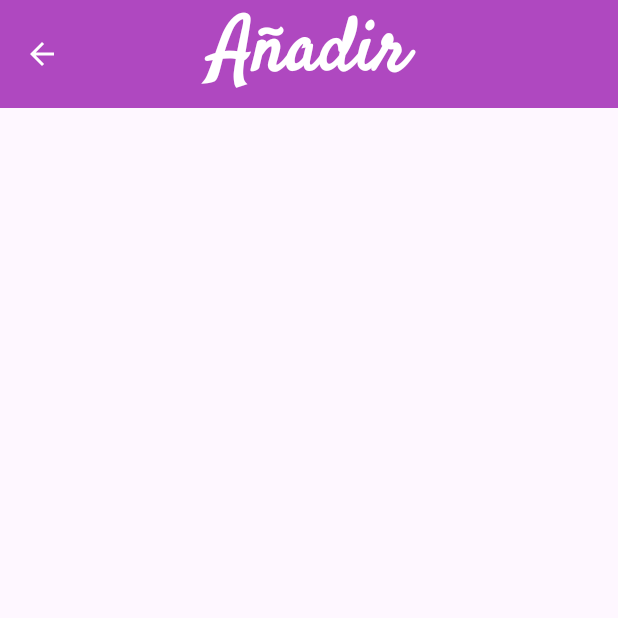
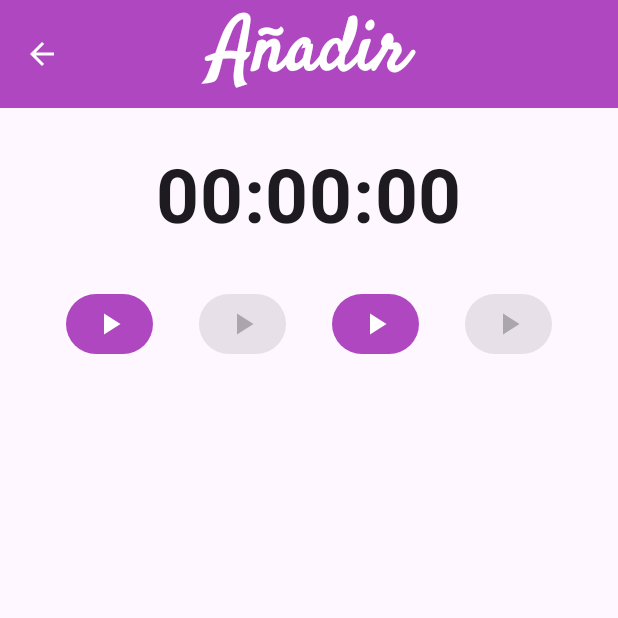
Before and after one commit to SoniaLasen/Tempo, an Android app built with Jetpack Compose: the AddView screen opened through its navigation route, on a phone screen of 412 x 824 dp, the top half of it. Run offline under Robolectric (Android 15) with nearby library versions, the phone set to English and light mode, and no system bars; our stand-ins replace Dagger/Hilt's generated code.

```diff
--- a/app/src/main/java/com/example/tempo/MainActivity.kt
+++ b/app/src/main/java/com/example/tempo/MainActivity.kt
@@ -3,16 +3,19 @@ package com.example.tempo
 import android.os.Bundle
 import androidx.activity.ComponentActivity
 import androidx.activity.compose.setContent
+import androidx.activity.viewModels
 import androidx.compose.foundation.layout.fillMaxSize
 import androidx.compose.material3.MaterialTheme
 import androidx.compose.material3.Surface
 import androidx.compose.ui.Modifier
 import com.example.tempo.navigation.NavManager
 import com.example.tempo.ui.theme.TempoTheme
+import com.example.tempo.viewModels.CronometroViewModel
 import dagger.hilt.android.AndroidEntryPoint
 
 @AndroidEntryPoint
 class MainActivity : ComponentActivity() {
+    private val cronometroViewModel : CronometroViewModel by viewModels()
     override fun onCreate(savedInstanceState: Bundle?) {
         super.onCreate(savedInstanceState)
         setContent {
@@ -22,7 +25,7 @@ class MainActivity : ComponentActivity() {
                     modifier = Modifier.fillMaxSize(),
                     color = MaterialTheme.colorScheme.background
                 ) {
-                    NavManager()
+                    NavManager(cronometroViewModel)
                 }
             }
         }
--- a/app/src/main/java/com/example/tempo/components/Buttons.kt
+++ b/app/src/main/java/com/example/tempo/components/Buttons.kt
@@ -1,14 +1,24 @@
 package com.example.tempo.components
 
+import androidx.compose.foundation.layout.PaddingValues
+import androidx.compose.foundation.layout.padding
+import androidx.compose.foundation.layout.size
+import androidx.compose.foundation.shape.CircleShape
 import androidx.compose.material.icons.Icons
 import androidx.compose.material.icons.filled.Add
+import androidx.compose.material3.Button
 import androidx.compose.material3.FloatingActionButton
 import androidx.compose.material3.Icon
 import androidx.compose.material3.IconButton
 import androidx.compose.material3.MaterialTheme
 import androidx.compose.runtime.Composable
+import androidx.compose.ui.Modifier
 import androidx.compose.ui.graphics.Color
+import androidx.compose.ui.graphics.painter.Painter
 import androidx.compose.ui.graphics.vector.ImageVector
+import androidx.compose.ui.res.painterResource
+import androidx.compose.ui.unit.dp
+import com.example.tempo.R
 
 @Composable
 fun FloatButton(onClick: () -> Unit) {
@@ -25,8 +35,29 @@ fun FloatButton(onClick: () -> Unit) {
 }
 
 @Composable
-fun MainIconButton(icon: ImageVector, onClick:() -> Unit){
+fun MainIconButton(icon: ImageVector, onClick: () -> Unit) {
     IconButton(onClick = onClick) {
         Icon(imageVector = icon, contentDescription = null, tint = Color.White)
     }
 }
+
+@Composable
+fun CircleButton(
+    icon: Painter,
+    enabled: Boolean,
+    onClick: () -> Unit
+) {
+    Button(
+        onClick = onClick,
+        shape = CircleShape,
+        contentPadding = PaddingValues(8.dp),//se aplica a los objetos contenidos en este Button
+        enabled = enabled,
+        modifier = Modifier.padding(15.dp)// se aplica a lo que hay alrededor del botón, como un margen
+    ) {
+        Icon(
+            painter = painterResource(id = R.drawable.play),
+            contentDescription = "",
+            modifier = Modifier.size(24.dp)
+        )
+    }
+}
--- a/app/src/main/java/com/example/tempo/navigation/NavController.kt
+++ b/app/src/main/java/com/example/tempo/navigation/NavController.kt
@@ -4,19 +4,20 @@ import androidx.compose.runtime.Composable
 import androidx.navigation.compose.NavHost
 import androidx.navigation.compose.composable
 import androidx.navigation.compose.rememberNavController
+import com.example.tempo.viewModels.CronometroViewModel
 import com.example.tempo.views.AddView
 import com.example.tempo.views.EditView
 import com.example.tempo.views.HomeView
 
 @Composable
-fun NavManager(){
+fun NavManager(cronometroViewModel: CronometroViewModel){
     val navController = rememberNavController()
     NavHost(navController = navController, startDestination = "Home"){
         composable("Home"){
             HomeView(navController)
         }
         composable("AddView"){
-            AddView(navController)
+            AddView(navController, cronometroViewModel)
         }
         composable("EditView"){
             EditView(navController)
--- a/app/src/main/java/com/example/tempo/viewModels/CronometroViewModel.kt
+++ b/app/src/main/java/com/example/tempo/viewModels/CronometroViewModel.kt
@@ -15,7 +15,7 @@ class CronometroViewModel: ViewModel() {
     var state by mutableStateOf(CronoState())//() en CronoState significan que de principio está vacío
         private set
 
-    var cronoJob by mutableStateOf<Job?>(null)//definimos aquí estas variables porque necesitamos tener un acceso
+    private var cronoJob by mutableStateOf<Job?>(null)//definimos aquí estas variables porque necesitamos tener un acceso
         //continuo que sería difícil de manejar desde el state.
         private set
 
--- a/app/src/main/java/com/example/tempo/views/AddView.kt
+++ b/app/src/main/java/com/example/tempo/views/AddView.kt
@@ -1,7 +1,10 @@
 package com.example.tempo.views
 
+import androidx.compose.foundation.layout.Arrangement
 import androidx.compose.foundation.layout.Column
 import androidx.compose.foundation.layout.PaddingValues
+import androidx.compose.foundation.layout.Row
+import androidx.compose.foundation.layout.fillMaxSize
 import androidx.compose.foundation.layout.padding
 import androidx.compose.material.icons.Icons
 import androidx.compose.material.icons.automirrored.filled.ArrowBack
@@ -9,17 +12,28 @@ import androidx.compose.material3.CenterAlignedTopAppBar
 import androidx.compose.material3.ExperimentalMaterial3Api
 import androidx.compose.material3.MaterialTheme
 import androidx.compose.material3.Scaffold
+import androidx.compose.material3.Text
 import androidx.compose.material3.TopAppBarDefaults
 import androidx.compose.runtime.Composable
+import androidx.compose.runtime.LaunchedEffect
+import androidx.compose.ui.Alignment
 import androidx.compose.ui.Modifier
 import androidx.compose.ui.graphics.Color
+import androidx.compose.ui.res.painterResource
+import androidx.compose.ui.text.font.FontWeight
+import androidx.compose.ui.unit.dp
+import androidx.compose.ui.unit.sp
 import androidx.navigation.NavController
+import com.example.tempo.R
+import com.example.tempo.components.CircleButton
 import com.example.tempo.components.MainIconButton
 import com.example.tempo.components.MainTitle
+import com.example.tempo.components.formatTiempo
+import com.example.tempo.viewModels.CronometroViewModel
 
 @OptIn(ExperimentalMaterial3Api::class)
 @Composable
-fun AddView(navController: NavController) {
+fun AddView(navController: NavController, cronometroViewModel: CronometroViewModel) {
     Scaffold(topBar = {
         CenterAlignedTopAppBar(
             title = { MainTitle(title = "Añadir") },
@@ -37,15 +51,51 @@ fun AddView(navController: NavController) {
     }
 
     ) {
-        ContentAddView(it, navController)
+        ContentAddView(it, navController, cronometroViewModel)
     }
 }
 
 @Composable
-fun ContentAddView(it: PaddingValues, navController: NavController) {
+fun ContentAddView(it: PaddingValues, navController: NavController, cronometroViewModel: CronometroViewModel) {
+
+    val state = cronometroViewModel.state
+
+    LaunchedEffect(state.cronometroActivo) {//ejecutamos esta corrutina cuando el cronometroActivo sea true
+        cronometroViewModel.cronos()
+    }
+
     Column(
-        modifier = Modifier.padding(it)
+        modifier = Modifier
+            .padding(it)
+            .padding(top = 30.dp)
+            .fillMaxSize(),
+        horizontalAlignment = Alignment.CenterHorizontally
+
     ) {
+        Text(text = formatTiempo(
+            tiempo = cronometroViewModel.tiempo),
+            fontSize = 50.sp,
+            fontWeight = FontWeight.Bold
+            )
+        Row (
+            horizontalArrangement = Arrangement.Center,
+            modifier = Modifier.padding(vertical = 16.dp)//este padding tb actúa como un margen en la parte superior e inferior
+        ){
+            CircleButton(icon = painterResource(id = R.drawable.play), enabled = !state.cronometroActivo) {
+                cronometroViewModel.iniciar()
+            }
 
+            CircleButton(icon = painterResource(id = R.drawable.pause), enabled = state.cronometroActivo) {
+                cronometroViewModel.pausar()
+            }
+
+            CircleButton(icon = painterResource(id = R.drawable.stop), enabled = !state.cronometroActivo) {
+                cronometroViewModel.detener()
+            }
+
+            CircleButton(icon = painterResource(id = R.drawable.save), enabled = state.showSaveButton) {
+                cronometroViewModel.showTextField()
+            }
+        }
     }
 }
--- /dev/null
+++ b/app/src/main/res/drawable/play.xml
@@ -0,0 +1,5 @@
+<vector xmlns:android="http://schemas.android.com/apk/res/android" android:height="24dp" android:tint="#000000" android:viewportHeight="24" android:viewportWidth="24" android:width="24dp">
+
+    <path android:fillColor="@android:color/white" android:pathData="M8,5v14l11,-7z"/>
+
+</vector>
```
